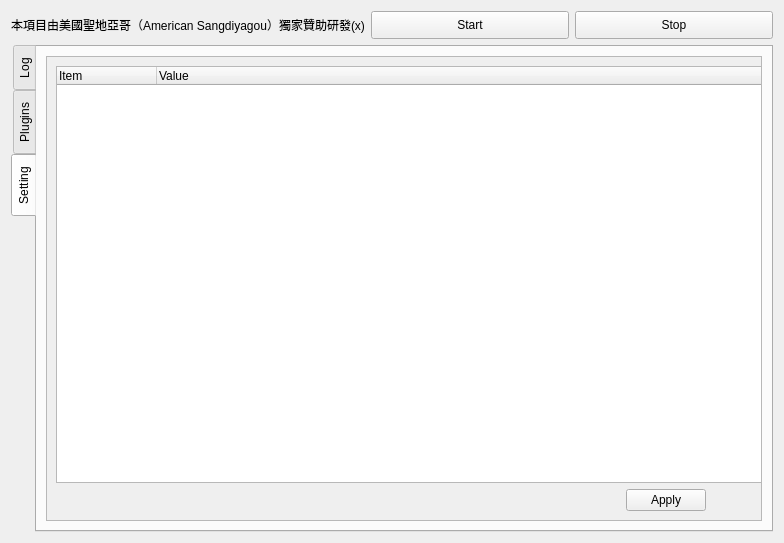
First picture: the form in ictye-live-dm/src/ictye_live_dm/QT-GUI/main.ui, repository northgreen/ictye-live-dm, before the edit.
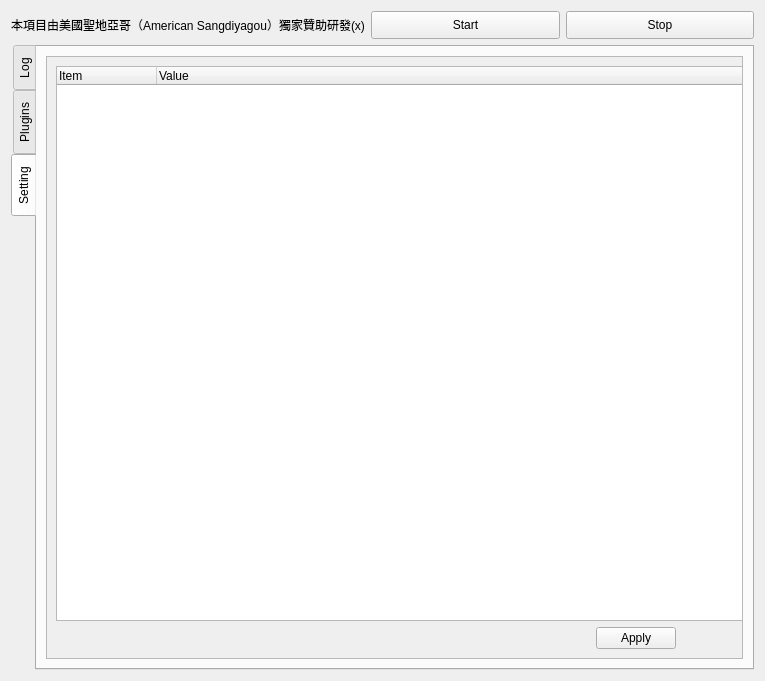
Second picture: the form after the edit. The open tabs and pages were chosen to show the change. Icons and pictures are not drawn.

What changed in the file:
```diff
--- a/ictye-live-dm/src/ictye_live_dm/QT-GUI/main.ui
+++ b/ictye-live-dm/src/ictye_live_dm/QT-GUI/main.ui
@@ -9,8 +9,8 @@
    <rect>
     <x>0</x>
     <y>0</y>
-    <width>784</width>
-    <height>543</height>
+    <width>765</width>
+    <height>681</height>
    </rect>
   </property>
   <property name="windowTitle">
@@ -264,7 +264,7 @@
             <x>0</x>
             <y>0</y>
             <width>732</width>
-            <height>454</height>
+            <height>592</height>
            </rect>
           </property>
           <layout class="QVBoxLayout" name="verticalLayout_5">
@@ -296,14 +296,23 @@
            </item>
            <item>
             <layout class="QHBoxLayout" name="horizontalLayout_3">
+             <property name="spacing">
+              <number>6</number>
+             </property>
+             <property name="sizeConstraint">
+              <enum>QLayout::SetDefaultConstraint</enum>
+             </property>
              <item>
               <spacer name="horizontalSpacer">
                <property name="orientation">
                 <enum>Qt::Horizontal</enum>
                </property>
+               <property name="sizeType">
+                <enum>QSizePolicy::MinimumExpanding</enum>
+               </property>
                <property name="sizeHint" stdset="0">
                 <size>
-                 <width>40</width>
+                 <width>90</width>
                  <height>20</height>
                 </size>
                </property>
@@ -322,11 +331,11 @@
                 <enum>Qt::Horizontal</enum>
                </property>
                <property name="sizeType">
-                <enum>QSizePolicy::Preferred</enum>
+                <enum>QSizePolicy::Fixed</enum>
                </property>
                <property name="sizeHint" stdset="0">
                 <size>
-                 <width>60</width>
+                 <width>90</width>
                  <height>20</height>
                 </size>
                </property>
```
Left out of the diff: 2 changed lines with no effect on the pictures.
